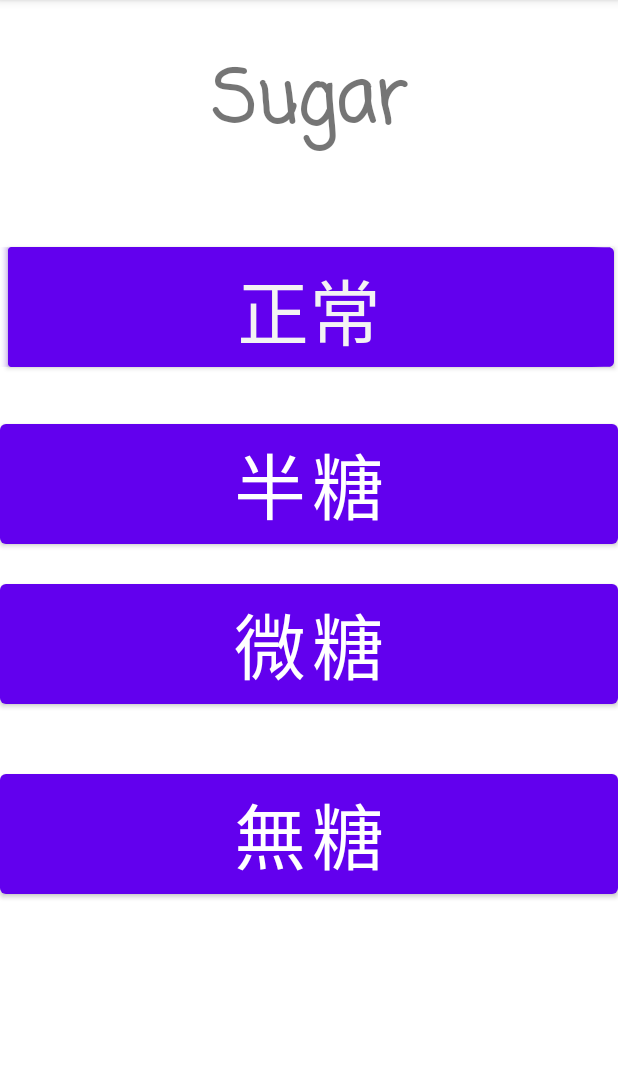
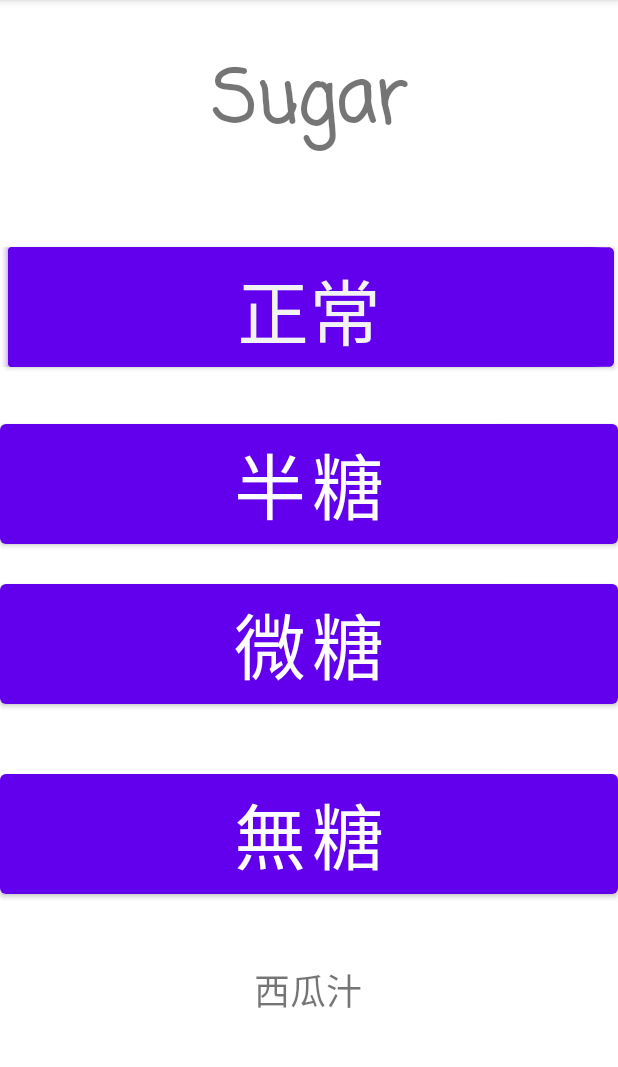
Before and after one commit to duck0000627/Self-Learning, an Android app: the Juice screen opened directly, with no data from a screen before it, after a tap on "watermelon juice", on a phone screen of 412 x 824 dp, the part 84-1151 px from its top. Run offline under Robolectric (Android 15) with nearby library versions, the phone set to English and light mode, and no system bars.

Commit message:
果汁到甜度可傳值

```diff
--- a/app/src/main/java/com/example/self_learning/Juice.java
+++ b/app/src/main/java/com/example/self_learning/Juice.java
@@ -36,6 +36,9 @@ public class Juice extends AppCompatActivity {
         public void onClick(View view) {
             Intent intent = new Intent();
             intent.setClass(Juice.this,sugar.class);
+            Bundle bundle = new Bundle();
+            bundle.putString("Juice","蘋果汁");
+            intent.putExtras(bundle);
             startActivity(intent);
         }
     };
@@ -44,6 +47,9 @@ public class Juice extends AppCompatActivity {
         public void onClick(View view) {
             Intent intent = new Intent();
             intent.setClass(Juice.this,sugar.class);
+            Bundle bundle = new Bundle();
+            bundle.putString("Juice","芭樂汁");
+            intent.putExtras(bundle);
             startActivity(intent);
         }
     };
@@ -52,6 +58,9 @@ public class Juice extends AppCompatActivity {
         public void onClick(View view) {
             Intent intent = new Intent();
             intent.setClass(Juice.this,sugar.class);
+            Bundle bundle = new Bundle();
+            bundle.putString("Juice","西瓜汁");
+            intent.putExtras(bundle);
             startActivity(intent);
         }
     };
--- a/app/src/main/java/com/example/self_learning/sugar.java
+++ b/app/src/main/java/com/example/self_learning/sugar.java
@@ -6,6 +6,7 @@ import android.content.Intent;
 import android.os.Bundle;
 import android.view.View;
 import android.widget.Button;
+import android.widget.TextView;
 
 public class sugar extends AppCompatActivity {
 
@@ -18,11 +19,17 @@ public class sugar extends AppCompatActivity {
         Button btn_halfs = (Button) findViewById(R.id.btn_halfS);
         Button btn_lessS = (Button) findViewById(R.id.btn_lessS);
         Button btn_noS = (Button) findViewById(R.id.btn_noS);
+        TextView lb_testjuice = (TextView) findViewById(R.id.lb_testjuice);
 
         btn_normlS.setOnClickListener(btn_normlSListener);
         btn_halfs.setOnClickListener(btn_halfsListener);
         btn_lessS.setOnClickListener(btn_lessSListener);
         btn_noS.setOnClickListener(btn_noSListener);
+
+        Intent intent = this.getIntent();
+        Bundle bundle = intent.getExtras();
+        String juice = bundle.getString("Juice");
+        lb_testjuice.setText(juice);
     }
 
     private View.OnClickListener btn_normlSListener = new View.OnClickListener(){
--- a/app/src/main/res/layout/activity_sugar.xml
+++ b/app/src/main/res/layout/activity_sugar.xml
@@ -74,4 +74,17 @@
         app:layout_constraintStart_toStartOf="parent"
         app:layout_constraintTop_toTopOf="parent"
         app:layout_constraintVertical_bias="0.754" />
+
+    <TextView
+        android:id="@+id/lb_testjuice"
+        android:layout_width="wrap_content"
+        android:layout_height="wrap_content"
+        android:text="TextView"
+        android:textSize="24sp"
+        app:layout_constraintBottom_toBottomOf="parent"
+        app:layout_constraintEnd_toEndOf="parent"
+        app:layout_constraintHorizontal_bias="0.498"
+        app:layout_constraintStart_toStartOf="parent"
+        app:layout_constraintTop_toTopOf="parent"
+        app:layout_constraintVertical_bias="0.877" />
 </androidx.constraintlayout.widget.ConstraintLayout>
```
